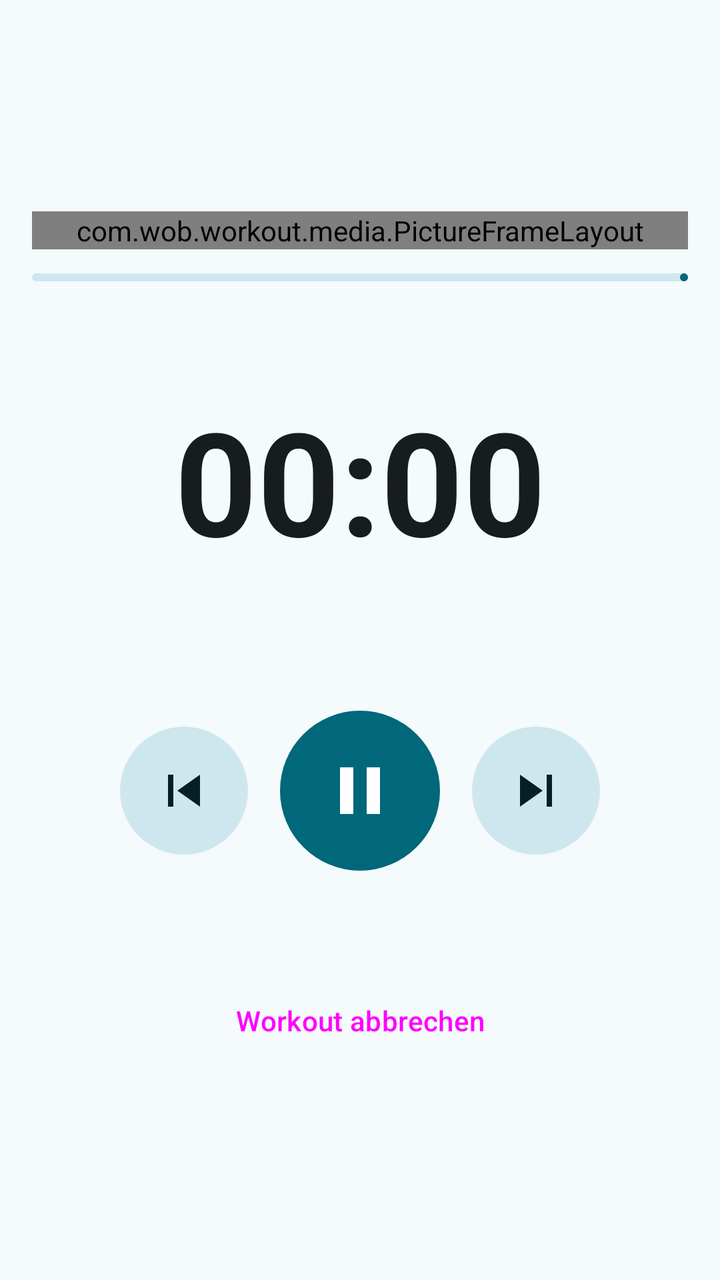
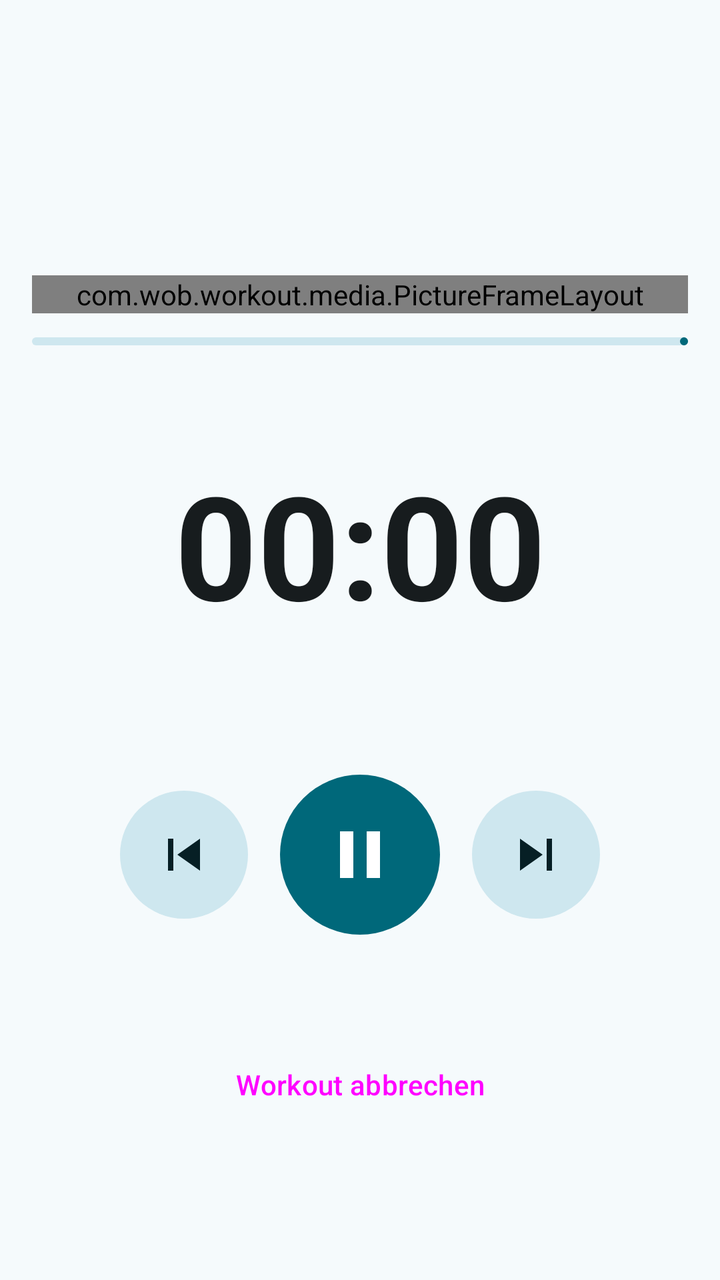

An Android layout rendered at two revisions. The XML below is the earlier revision; the diff shows what the commit changed to produce the second picture.
<!-- AndroidManifest.xml: application theme Theme.Workout -->
<!-- res/layout/fragment_player.xml -->
<?xml version="1.0" encoding="utf-8"?>
<ScrollView xmlns:android="http://schemas.android.com/apk/res/android"
    xmlns:app="http://schemas.android.com/apk/res-auto"
    android:layout_width="match_parent"
    android:layout_height="match_parent"
    android:fillViewport="true">

    <LinearLayout
        android:layout_width="match_parent"
        android:layout_height="wrap_content"
        android:gravity="center"
        android:orientation="vertical"
        android:padding="16dp">

        <com.wob.workout.media.PictureFrameLayout
            android:id="@+id/mediaFrame"
            android:layout_width="match_parent"
            android:layout_height="wrap_content"
            android:layout_gravity="center_horizontal"
            android:layout_marginBottom="12dp">

            <com.wob.workout.media.FramedImageView
                android:id="@+id/imgMedia"
                android:layout_width="match_parent"
                android:layout_height="match_parent"
                android:contentDescription="@null"/>

            <androidx.media3.ui.PlayerView
                android:id="@+id/videoPlayer"
                android:layout_width="match_parent"
                android:layout_height="match_parent"
                android:visibility="gone"
                android:keepScreenOn="true"
                app:use_controller="false"/>

            
            <View
                android:id="@+id/mediaScrim"
                android:layout_width="match_parent"
                android:layout_height="match_parent"
                android:background="#99000000"
                android:visibility="gone"/>

            <LinearLayout
                android:id="@+id/mediaLabels"
                android:layout_width="match_parent"
                android:layout_height="wrap_content"
                android:layout_gravity="center"
                android:gravity="center_horizontal"
                android:orientation="vertical"
                android:paddingStart="16dp"
                android:paddingEnd="16dp"
                android:visibility="gone">

                <TextView
                    android:id="@+id/txtMediaLabel"
                    android:layout_width="wrap_content"
                    android:layout_height="wrap_content"
                    android:letterSpacing="0.1"
                    android:shadowColor="#CC000000"
                    android:shadowRadius="6"
                    android:textColor="#FFFFFFFF"
                    android:textSize="18sp"
                    android:textStyle="bold"/>

                <TextView
                    android:id="@+id/txtMediaTitle"
                    android:layout_width="wrap_content"
                    android:layout_height="wrap_content"
                    android:layout_marginTop="4dp"
                    android:gravity="center"
                    android:maxLines="2"
                    android:shadowColor="#CC000000"
                    android:shadowRadius="6"
                    android:textColor="#FFFFFFFF"
                    android:textSize="30sp"
                    android:textStyle="bold"/>
            </LinearLayout>
        </com.wob.workout.media.PictureFrameLayout>

        <com.google.android.material.progressindicator.LinearProgressIndicator
            android:id="@+id/progressWorkout"
            android:layout_width="match_parent"
            android:layout_height="wrap_content"
            android:max="1000"
            app:trackCornerRadius="2dp"/>

        <TextView
            android:id="@+id/txtWorkoutRemaining"
            android:layout_width="wrap_content"
            android:layout_height="wrap_content"
            android:layout_gravity="end"
            android:layout_marginTop="4dp"
            android:layout_marginBottom="12dp"
            android:textSize="12sp"/>

        <TextView
            android:id="@+id/txtState"
            android:layout_width="wrap_content"
            android:layout_height="wrap_content"
            android:letterSpacing="0.1"
            android:textColor="?attr/colorPrimary"
            android:textStyle="bold"/>

        
        <TextView
            android:id="@+id/txtTimer"
            android:layout_width="match_parent"
            android:layout_height="96dp"
            android:gravity="center"
            android:maxLines="1"
            android:text="00:00"
            android:textStyle="bold"
            app:autoSizeMaxTextSize="80sp"
            app:autoSizeMinTextSize="32sp"
            app:autoSizeTextType="uniform"/>

        <TextView
            android:id="@+id/txtTitle"
            android:layout_width="match_parent"
            android:layout_height="wrap_content"
            android:gravity="center"
            android:textSize="24sp"/>

        <TextView
            android:id="@+id/txtProgress"
            android:layout_width="wrap_content"
            android:layout_height="wrap_content"
            android:textSize="14sp"/>

        <LinearLayout
            android:id="@+id/rowTransport"
            android:layout_width="wrap_content"
            android:layout_height="wrap_content"
            android:layout_marginTop="16dp"
            android:gravity="center_vertical"
            android:orientation="horizontal">

            <com.google.android.material.button.MaterialButton
                android:id="@+id/btnPrevious"
                style="@style/Widget.Material3.Button.IconButton.Filled.Tonal"
                android:layout_width="64dp"
                android:layout_height="64dp"
                android:contentDescription="Vorherige Übung"
                android:insetLeft="0dp"
                android:insetTop="0dp"
                android:insetRight="0dp"
                android:insetBottom="0dp"
                android:padding="0dp"
                app:iconGravity="textStart"
                app:iconPadding="0dp"
                app:icon="@drawable/ic_skip_previous"
                app:iconSize="32dp"/>

            <com.google.android.material.button.MaterialButton
                android:id="@+id/btnPause"
                style="@style/Widget.Material3.Button.IconButton.Filled"
                android:layout_width="80dp"
                android:layout_height="80dp"
                android:layout_marginStart="16dp"
                android:layout_marginEnd="16dp"
                android:contentDescription="Pause"
                android:insetLeft="0dp"
                android:insetTop="0dp"
                android:insetRight="0dp"
                android:insetBottom="0dp"
                android:padding="0dp"
                app:iconGravity="textStart"
                app:iconPadding="0dp"
                app:icon="@drawable/ic_pause"
                app:iconSize="40dp"/>

            <com.google.android.material.button.MaterialButton
                android:id="@+id/btnNext"
                style="@style/Widget.Material3.Button.IconButton.Filled.Tonal"
                android:layout_width="64dp"
                android:layout_height="64dp"
                android:contentDescription="Nächste Übung"
                android:insetLeft="0dp"
                android:insetTop="0dp"
                android:insetRight="0dp"
                android:insetBottom="0dp"
                android:padding="0dp"
                app:iconGravity="textStart"
                app:iconPadding="0dp"
                app:icon="@drawable/ic_skip_next"
                app:iconSize="32dp"/>
        </LinearLayout>

        <TextView
            android:id="@+id/txtDescription"
            android:layout_width="match_parent"
            android:layout_height="wrap_content"
            android:layout_marginTop="16dp"
            android:gravity="center"/>

        <Button
            android:id="@+id/btnCancel"
            style="@style/Widget.Material3.Button.TextButton"
            android:layout_width="match_parent"
            android:layout_height="wrap_content"
            android:layout_marginTop="16dp"
            android:text="Workout abbrechen"/>
    </LinearLayout>
</ScrollView>
<!-- resources referenced by this layout -->
<resources>
  <!-- drawable ic_pause (drawable) -->
  <vector xmlns:android="http://schemas.android.com/apk/res/android"
      android:width="24dp"
      android:height="24dp"
      android:viewportWidth="24"
      android:viewportHeight="24">
      <path
          android:fillColor="#FFFFFFFF"
          android:pathData="M6,19h4V5H6v14zM14,5v14h4V5h-4z"/>
  </vector>
  <!-- drawable ic_skip_next (drawable) -->
  <vector xmlns:android="http://schemas.android.com/apk/res/android"
      android:width="24dp"
      android:height="24dp"
      android:viewportWidth="24"
      android:viewportHeight="24">
      <path
          android:fillColor="#FFFFFFFF"
          android:pathData="M6,18l8.5,-6L6,6v12zM16,6v12h2V6h-2z"/>
  </vector>
  <!-- drawable ic_skip_previous (drawable) -->
  <vector xmlns:android="http://schemas.android.com/apk/res/android"
      android:width="24dp"
      android:height="24dp"
      android:viewportWidth="24"
      android:viewportHeight="24">
      <path
          android:fillColor="#FFFFFFFF"
          android:pathData="M6,6h2v12H6zM9.5,12l8.5,6V6z"/>
  </vector>
  <style name="Theme.Workout" parent="Base.Theme.Workout" />
  <color name="primary">#00687A</color>
  <color name="on_primary">#FFFFFF</color>
  <color name="primary_container">#ACEDFF</color>
  <color name="on_primary_container">#001F26</color>
  <color name="primary_inverse">#84D2E7</color>
  <color name="secondary">#4B6269</color>
  <color name="on_secondary">#FFFFFF</color>
  <color name="secondary_container">#CEE7EF</color>
  <color name="on_secondary_container">#061F25</color>
  <color name="tertiary">#565D7E</color>
  <color name="on_tertiary">#FFFFFF</color>
  <color name="tertiary_container">#DDE1FF</color>
  <color name="on_tertiary_container">#131A37</color>
  <color name="error">#BA1A1A</color>
  <color name="on_error">#FFFFFF</color>
  <color name="error_container">#FFDAD6</color>
  <color name="on_error_container">#410002</color>
  <color name="surface">#F5FAFC</color>
  <color name="on_surface">#171C1E</color>
  <color name="surface_variant">#DBE4E7</color>
  <color name="on_surface_variant">#3F484B</color>
  <color name="surface_inverse">#2B3133</color>
  <color name="on_surface_inverse">#ECF2F4</color>
  <color name="surface_dim">#D5DBDD</color>
  <color name="surface_bright">#F5FAFC</color>
  <color name="surface_container_lowest">#FFFFFF</color>
  <color name="surface_container_low">#EFF4F7</color>
  <color name="surface_container">#E9EFF1</color>
  <color name="surface_container_high">#E3E9EB</color>
  <color name="surface_container_highest">#DEE3E6</color>
  <color name="outline">#70797C</color>
  <color name="outline_variant">#BFC8CB</color>
  <!-- unchanged entries left out for length: 1 -->
</resources>

<!-- the commit's change to res/layout/fragment_player.xml (unified diff, before → after) -->
@@ -1,205 +1,216 @@
 <?xml version="1.0" encoding="utf-8"?>
-<ScrollView xmlns:android="http://schemas.android.com/apk/res/android"
+<LinearLayout xmlns:android="http://schemas.android.com/apk/res/android"
     xmlns:app="http://schemas.android.com/apk/res-auto"
     android:layout_width="match_parent"
     android:layout_height="match_parent"
-    android:fillViewport="true">
-
-    <LinearLayout
+    android:orientation="vertical">
+
+    <com.google.android.material.appbar.MaterialToolbar
+        android:id="@+id/toolbar"
         android:layout_width="match_parent"
-        android:layout_height="wrap_content"
-        android:gravity="center"
-        android:orientation="vertical"
-        android:padding="16dp">
-
-        <com.wob.workout.media.PictureFrameLayout
-            android:id="@+id/mediaFrame"
-            android:layout_width="match_parent"
-            android:layout_height="wrap_content"
-            android:layout_gravity="center_horizontal"
-            android:layout_marginBottom="12dp">
-
-            <com.wob.workout.media.FramedImageView
-                android:id="@+id/imgMedia"
-                android:layout_width="match_parent"
-                android:layout_height="match_parent"
-                android:contentDescription="@null"/>
-
-            <androidx.media3.ui.PlayerView
-                android:id="@+id/videoPlayer"
-                android:layout_width="match_parent"
-                android:layout_height="match_parent"
-                android:visibility="gone"
-                android:keepScreenOn="true"
-                app:use_controller="false"/>
-
-            
-            <View
-                android:id="@+id/mediaScrim"
-                android:layout_width="match_parent"
-                android:layout_height="match_parent"
-                android:background="#99000000"
-                android:visibility="gone"/>
-
-            <LinearLayout
-                android:id="@+id/mediaLabels"
-                android:layout_width="match_parent"
-                android:layout_height="wrap_content"
-                android:layout_gravity="center"
-                android:gravity="center_horizontal"
-                android:orientation="vertical"
-                android:paddingStart="16dp"
-                android:paddingEnd="16dp"
-                android:visibility="gone">
-
-                <TextView
-                    android:id="@+id/txtMediaLabel"
-                    android:layout_width="wrap_content"
-                    android:layout_height="wrap_content"
-                    android:letterSpacing="0.1"
-                    android:shadowColor="#CC000000"
-                    android:shadowRadius="6"
-                    android:textColor="#FFFFFFFF"
-                    android:textSize="18sp"
-                    android:textStyle="bold"/>
-
-                <TextView
-                    android:id="@+id/txtMediaTitle"
-                    android:layout_width="wrap_content"
-                    android:layout_height="wrap_content"
-                    android:layout_marginTop="4dp"
-                    android:gravity="center"
-                    android:maxLines="2"
-                    android:shadowColor="#CC000000"
-                    android:shadowRadius="6"
-                    android:textColor="#FFFFFFFF"
-                    android:textSize="30sp"
-                    android:textStyle="bold"/>
-            </LinearLayout>
-        </com.wob.workout.media.PictureFrameLayout>
-
-        <com.google.android.material.progressindicator.LinearProgressIndicator
-            android:id="@+id/progressWorkout"
-            android:layout_width="match_parent"
-            android:layout_height="wrap_content"
-            android:max="1000"
-            app:trackCornerRadius="2dp"/>
-
-        <TextView
-            android:id="@+id/txtWorkoutRemaining"
-            android:layout_width="wrap_content"
-            android:layout_height="wrap_content"
-            android:layout_gravity="end"
-            android:layout_marginTop="4dp"
-            android:layout_marginBottom="12dp"
-            android:textSize="12sp"/>
-
-        <TextView
-            android:id="@+id/txtState"
-            android:layout_width="wrap_content"
-            android:layout_height="wrap_content"
-            android:letterSpacing="0.1"
-            android:textColor="?attr/colorPrimary"
-            android:textStyle="bold"/>
-
-        
-        <TextView
-            android:id="@+id/txtTimer"
-            android:layout_width="match_parent"
-            android:layout_height="96dp"
-            android:gravity="center"
-            android:maxLines="1"
-            android:text="00:00"
-            android:textStyle="bold"
-            app:autoSizeMaxTextSize="80sp"
-            app:autoSizeMinTextSize="32sp"
-            app:autoSizeTextType="uniform"/>
-
-        <TextView
-            android:id="@+id/txtTitle"
+        android:layout_height="?attr/actionBarSize"/>
+
+    <ScrollView
+        android:layout_width="match_parent"
+        android:layout_height="match_parent"
+        android:fillViewport="true">
+
+        <LinearLayout
             android:layout_width="match_parent"
             android:layout_height="wrap_content"
             android:gravity="center"
-            android:textSize="24sp"/>
-
-        <TextView
-            android:id="@+id/txtProgress"
-            android:layout_width="wrap_content"
-            android:layout_height="wrap_content"
-            android:textSize="14sp"/>
-
-        <LinearLayout
-            android:id="@+id/rowTransport"
-            android:layout_width="wrap_content"
-            android:layout_height="wrap_content"
-            android:layout_marginTop="16dp"
-            android:gravity="center_vertical"
-            android:orientation="horizontal">
-
-            <com.google.android.material.button.MaterialButton
-                android:id="@+id/btnPrevious"
-                style="@style/Widget.Material3.Button.IconButton.Filled.Tonal"
-                android:layout_width="64dp"
-                android:layout_height="64dp"
-                android:contentDescription="Vorherige Übung"
-                android:insetLeft="0dp"
-                android:insetTop="0dp"
-                android:insetRight="0dp"
-                android:insetBottom="0dp"
-                android:padding="0dp"
-                app:iconGravity="textStart"
-                app:iconPadding="0dp"
-                app:icon="@drawable/ic_skip_previous"
-                app:iconSize="32dp"/>
-
-            <com.google.android.material.button.MaterialButton
-                android:id="@+id/btnPause"
-                style="@style/Widget.Material3.Button.IconButton.Filled"
-                android:layout_width="80dp"
-                android:layout_height="80dp"
-                android:layout_marginStart="16dp"
-                android:layout_marginEnd="16dp"
-                android:contentDescription="Pause"
-                android:insetLeft="0dp"
-                android:insetTop="0dp"
-                android:insetRight="0dp"
-                android:insetBottom="0dp"
-                android:padding="0dp"
-                app:iconGravity="textStart"
-                app:iconPadding="0dp"
-                app:icon="@drawable/ic_pause"
-                app:iconSize="40dp"/>
-
-            <com.google.android.material.button.MaterialButton
-                android:id="@+id/btnNext"
-                style="@style/Widget.Material3.Button.IconButton.Filled.Tonal"
-                android:layout_width="64dp"
-                android:layout_height="64dp"
-                android:contentDescription="Nächste Übung"
-                android:insetLeft="0dp"
-                android:insetTop="0dp"
-                android:insetRight="0dp"
-                android:insetBottom="0dp"
-                android:padding="0dp"
-                app:iconGravity="textStart"
-                app:iconPadding="0dp"
-                app:icon="@drawable/ic_skip_next"
-                app:iconSize="32dp"/>
+            android:orientation="vertical"
+            android:padding="16dp">
+
+            <com.wob.workout.media.PictureFrameLayout
+                android:id="@+id/mediaFrame"
+                android:layout_width="match_parent"
+                android:layout_height="wrap_content"
+                android:layout_gravity="center_horizontal"
+                android:layout_marginBottom="12dp">
+
+                <com.wob.workout.media.FramedImageView
+                    android:id="@+id/imgMedia"
+                    android:layout_width="match_parent"
+                    android:layout_height="match_parent"
+                    android:contentDescription="@null"/>
+
+                <androidx.media3.ui.PlayerView
+                    android:id="@+id/videoPlayer"
+                    android:layout_width="match_parent"
+                    android:layout_height="match_parent"
+                    android:visibility="gone"
+                    android:keepScreenOn="true"
+                    app:use_controller="false"/>
+
+                
+                <View
+                    android:id="@+id/mediaScrim"
+                    android:layout_width="match_parent"
+                    android:layout_height="match_parent"
+                    android:background="#99000000"
+                    android:visibility="gone"/>
+
+                <LinearLayout
+                    android:id="@+id/mediaLabels"
+                    android:layout_width="match_parent"
+                    android:layout_height="wrap_content"
+                    android:layout_gravity="center"
+                    android:gravity="center_horizontal"
+                    android:orientation="vertical"
+                    android:paddingStart="16dp"
+                    android:paddingEnd="16dp"
+                    android:visibility="gone">
+
+                    <TextView
+                        android:id="@+id/txtMediaLabel"
+                        android:layout_width="wrap_content"
+                        android:layout_height="wrap_content"
+                        android:letterSpacing="0.1"
+                        android:shadowColor="#CC000000"
+                        android:shadowRadius="6"
+                        android:textColor="#FFFFFFFF"
+                        android:textSize="18sp"
+                        android:textStyle="bold"/>
+
+                    <TextView
+                        android:id="@+id/txtMediaTitle"
+                        android:layout_width="wrap_content"
+                        android:layout_height="wrap_content"
+                        android:layout_marginTop="4dp"
+                        android:gravity="center"
+                        android:maxLines="2"
+                        android:shadowColor="#CC000000"
+                        android:shadowRadius="6"
+                        android:textColor="#FFFFFFFF"
+                        android:textSize="30sp"
+                        android:textStyle="bold"/>
+                </LinearLayout>
+            </com.wob.workout.media.PictureFrameLayout>
+
+            <com.google.android.material.progressindicator.LinearProgressIndicator
+                android:id="@+id/progressWorkout"
+                android:layout_width="match_parent"
+                android:layout_height="wrap_content"
+                android:max="1000"
+                app:trackCornerRadius="2dp"/>
+
+            <TextView
+                android:id="@+id/txtWorkoutRemaining"
+                android:layout_width="wrap_content"
+                android:layout_height="wrap_content"
+                android:layout_gravity="end"
+                android:layout_marginTop="4dp"
+                android:layout_marginBottom="12dp"
+                android:textSize="12sp"/>
+
+            <TextView
+                android:id="@+id/txtState"
+                android:layout_width="wrap_content"
+                android:layout_height="wrap_content"
+                android:letterSpacing="0.1"
+                android:textColor="?attr/colorPrimary"
+                android:textStyle="bold"/>
+
+            
+            <TextView
+                android:id="@+id/txtTimer"
+                android:layout_width="match_parent"
+                android:layout_height="96dp"
+                android:gravity="center"
+                android:maxLines="1"
+                android:text="00:00"
+                android:textStyle="bold"
+                app:autoSizeMaxTextSize="80sp"
+                app:autoSizeMinTextSize="32sp"
+                app:autoSizeTextType="uniform"/>
+
+            <TextView
+                android:id="@+id/txtTitle"
+                android:layout_width="match_parent"
+                android:layout_height="wrap_content"
+                android:gravity="center"
+                android:textSize="24sp"/>
+
+            <TextView
+                android:id="@+id/txtProgress"
+                android:layout_width="wrap_content"
+                android:layout_height="wrap_content"
+                android:textSize="14sp"/>
+
+            <LinearLayout
+                android:id="@+id/rowTransport"
+                android:layout_width="wrap_content"
+                android:layout_height="wrap_content"
+                android:layout_marginTop="16dp"
+                android:gravity="center_vertical"
+                android:orientation="horizontal">
+
+                <com.google.android.material.button.MaterialButton
+                    android:id="@+id/btnPrevious"
+                    style="@style/Widget.Material3.Button.IconButton.Filled.Tonal"
+                    android:layout_width="64dp"
+                    android:layout_height="64dp"
+                    android:contentDescription="Vorherige Übung"
+                    android:insetLeft="0dp"
+                    android:insetTop="0dp"
+                    android:insetRight="0dp"
+                    android:insetBottom="0dp"
+                    android:padding="0dp"
+                    app:iconGravity="textStart"
+                    app:iconPadding="0dp"
+                    app:icon="@drawable/ic_skip_previous"
+                    app:iconSize="32dp"/>
+
+                <com.google.android.material.button.MaterialButton
+                    android:id="@+id/btnPause"
+                    style="@style/Widget.Material3.Button.IconButton.Filled"
+                    android:layout_width="80dp"
+                    android:layout_height="80dp"
+                    android:layout_marginStart="16dp"
+                    android:layout_marginEnd="16dp"
+                    android:contentDescription="Pause"
+                    android:insetLeft="0dp"
+                    android:insetTop="0dp"
+                    android:insetRight="0dp"
+                    android:insetBottom="0dp"
+                    android:padding="0dp"
+                    app:iconGravity="textStart"
+                    app:iconPadding="0dp"
+                    app:icon="@drawable/ic_pause"
+                    app:iconSize="40dp"/>
+
+                <com.google.android.material.button.MaterialButton
+                    android:id="@+id/btnNext"
+                    style="@style/Widget.Material3.Button.IconButton.Filled.Tonal"
+                    android:layout_width="64dp"
+                    android:layout_height="64dp"
+                    android:contentDescription="Nächste Übung"
+                    android:insetLeft="0dp"
+                    android:insetTop="0dp"
+                    android:insetRight="0dp"
+                    android:insetBottom="0dp"
+                    android:padding="0dp"
+                    app:iconGravity="textStart"
+                    app:iconPadding="0dp"
+                    app:icon="@drawable/ic_skip_next"
+                    app:iconSize="32dp"/>
+            </LinearLayout>
+
+            <TextView
+                android:id="@+id/txtDescription"
+                android:layout_width="match_parent"
+                android:layout_height="wrap_content"
+                android:layout_marginTop="16dp"
+                android:gravity="center"/>
+
+            <Button
+                android:id="@+id/btnCancel"
+                style="@style/Widget.Material3.Button.TextButton"
+                android:layout_width="match_parent"
+                android:layout_height="wrap_content"
+                android:layout_marginTop="16dp"
+                android:text="Workout abbrechen"/>
         </LinearLayout>
-
-        <TextView
-            android:id="@+id/txtDescription"
-            android:layout_width="match_parent"
-            android:layout_height="wrap_content"
-            android:layout_marginTop="16dp"
-            android:gravity="center"/>
-
-        <Button
-            android:id="@+id/btnCancel"
-            style="@style/Widget.Material3.Button.TextButton"
-            android:layout_width="match_parent"
-            android:layout_height="wrap_content"
-            android:layout_marginTop="16dp"
-            android:text="Workout abbrechen"/>
-    </LinearLayout>
-</ScrollView>
+    </ScrollView>
+</LinearLayout>
